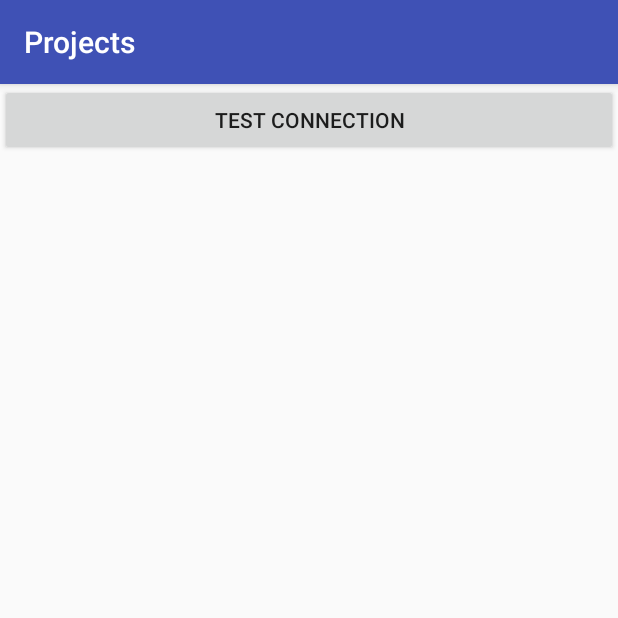
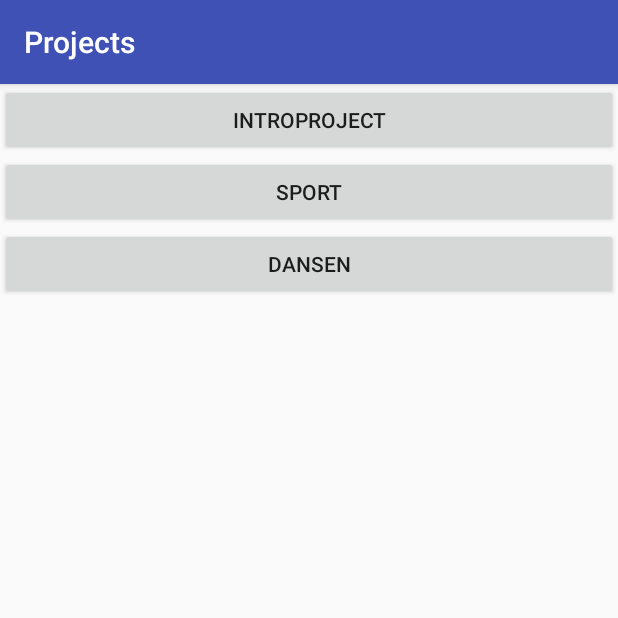
Before and after one commit to Sopwafel/IntroProject_GIT-andriod, an Android app: the screen it shows after launch (MainActivity), on a phone screen of 412 x 824 dp, the top half of it. Run offline under Robolectric (Android 15) with nearby library versions, the phone set to English and light mode, and no system bars.

```diff
--- a/TimeSquaredApp/app/src/main/java/nl/timesquared/timesquaredapp/MainActivity.java
+++ b/TimeSquaredApp/app/src/main/java/nl/timesquared/timesquaredapp/MainActivity.java
@@ -5,6 +5,7 @@ import android.content.DialogInterface;
 import android.content.Intent;
 
 import nl.timesquared.timesquaredapp.Database.getProjects;
+import nl.timesquared.timesquaredapp.Objects.ActivityLink;
 import nl.timesquared.timesquaredapp.Objects.ActivityObject;
 import nl.timesquared.timesquaredapp.Objects.ProjectObject;
 
@@ -15,11 +16,14 @@ import android.os.Bundle;
 import android.support.v7.widget.Toolbar;
 import android.text.InputType;
 import android.util.Log;
+import android.view.Menu;
 import android.view.View;
+import android.view.ViewConfiguration;
 import android.widget.Button;
 import android.widget.EditText;
 import android.widget.LinearLayout;
 
+import java.lang.reflect.Field;
 import java.util.ArrayList;
 import java.util.List;
 import java.util.UUID;
@@ -33,15 +37,14 @@ public class MainActivity extends AppCompatActivity {
     {
         super.onCreate(savedInstanceState);
         setContentView(R.layout.activity_main);
-
 //        putToolbar();
 
         // This makes sure the UserID is accessible
         localPrefs = this.getPreferences(Context.MODE_PRIVATE);
         setUserID("b4e36b26-a1eb-4a11-861d-f7a1374be831");
        // setUserID("d2c1b357-8041-4aef-9b41-da49db7a2aa6");
-
         savedUID = localPrefs.getString("USER_ID", "unknown");
+        addTestProjects();
     }
 //    protected void putToolbar()
 //    {
@@ -58,23 +61,41 @@ public class MainActivity extends AppCompatActivity {
     }
 
     /**
-     * Testmethod that is bound to a button.
-     * @param a
+     * Adds placeholder projects for the demonstration, as we don't have enough time to figure out how to get the server to work
+     * Right now the server returns empty resultSets :(
+     * And there is small time left
      */
-    public void testclick(android.view.View a)
+    public void addTestProjects()
     {
-        ProjectObject test1 = new  ProjectObject("akfdj", "test",1);
-        test1.activityList.add(new ActivityObject("", "UserID: "+savedUID, 1));
-        test1.activityList.add(new ActivityObject("", "Dildo's gooien", 1));
-        test1.activityList.add(new ActivityObject(" ", "Dildo's vreten", 1));
+        ProjectObject test1, test2, test3;
+        test1= new  ProjectObject("1", "IntroProject",1);
+        test1.activityList.add(new ActivityObject("1", "Meeting", android.R.color.white));
+        test1.linkList.add(new ActivityLink("1", "1", true));
+        test1.activityList.add(new ActivityObject("2", "Android app", android.R.color.holo_red_dark));
+        test1.linkList.add(new ActivityLink("1", "2", true));
+        test1.activityList.add(new ActivityObject("3", "AnalyticsForm", android.R.color.black));
+        test1.linkList.add(new ActivityLink("1", "3", true));
 
 
+        test2 = new ProjectObject("2", "Sport",1);
+        test2.activityList.add(new ActivityObject("1", "Kickboksen", 1));
+        test2.linkList.add(new ActivityLink("2", "1", true));
+        test2.activityList.add(new ActivityObject("2", "Fitness", 1));
+        test2.linkList.add(new ActivityLink("2", "2", true));
+        test2.activityList.add(new ActivityObject("3", "Boulderen", 1));
+        test2.linkList.add(new ActivityLink("2", "3", true));
+
+
+        test3 = new ProjectObject("", "Dansen",1);
+
         testList.add(test1);
-        testList.add(new ProjectObject("aaaa", "dildoi2",1));
-        testList.add(new ProjectObject("dkdkdk", "dildo4i",1));
+        testList.add(test2);
+        testList.add(test3);
+
+        drawProjects();
         // TODO: fetch projects from database
-        // The line below is how you execute an AsyncTask. But I don't know yet how to then access it here as the results are in a different thread
-         new getProjects().execute(savedUID);
+        // The line below is how you execute an AsyncTask. But I don't know yet how to then access it here as the results are in a different thread. Also server returns empty results so it's useless for now.
+        // new getProjects().execute(savedUID);
 
         //new JavaQL().execute();
     }
@@ -84,9 +105,9 @@ public class MainActivity extends AppCompatActivity {
      */
     public void startActivityIntent(ProjectObject project)
     {
-        Intent tostart = new Intent(this, new ActivitiesActivity().getClass());
-        tostart.putExtra("project", project);
-        startActivity(tostart);
+        Intent toStart = new Intent(this, new ActivitiesActivity().getClass());
+        toStart.putExtra("project", project);
+        startActivity(toStart);
     }
 
     /**
--- a/TimeSquaredApp/app/src/main/java/nl/timesquared/timesquaredapp/Objects/Entry.java
+++ b/TimeSquaredApp/app/src/main/java/nl/timesquared/timesquaredapp/Objects/Entry.java
@@ -1,12 +1,14 @@
 package nl.timesquared.timesquaredapp.Objects;
 
 import android.graphics.Color;
+
+import java.io.Serializable;
 
 /**
  * Created by Sopwafel on 18-1-2018.
  */
 
-public abstract class Entry {
+public abstract class Entry implements Serializable {
     public int color = Color.WHITE;
     public Entry(int color)
     {
--- a/TimeSquaredApp/app/src/main/java/nl/timesquared/timesquaredapp/Objects/NamedEntry.java
+++ b/TimeSquaredApp/app/src/main/java/nl/timesquared/timesquaredapp/Objects/NamedEntry.java
@@ -12,7 +12,7 @@ import java.util.UUID;
  * Created by Sopwafel on 18-1-2018.
  */
 
-public abstract class NamedEntry extends Entry implements Serializable {
+public abstract class NamedEntry extends Entry {
     private String ID;
     public String getID(){
         return ID;
--- a/TimeSquaredApp/app/src/main/res/layout/activity_main.xml
+++ b/TimeSquaredApp/app/src/main/res/layout/activity_main.xml
@@ -16,10 +16,10 @@
         <!--android:elevation="4dp"-->
         <!--android:theme="@style/ThemeOverlay.AppCompat.ActionBar"-->
         <!--app:popupTheme="@style/ThemeOverlay.AppCompat.Light"/>-->
-    <Button
-        android:layout_width="fill_parent"
-        android:layout_height="wrap_content"
-        android:layout_gravity="center"
-        android:text="@string/TestConnection"
-        android:onClick="testclick"/>
+    <!--<Button-->
+        <!--android:layout_width="fill_parent"-->
+        <!--android:layout_height="wrap_content"-->
+        <!--android:layout_gravity="center"-->
+        <!--android:text="@string/TestConnection"-->
+        <!--android:onClick="testclick"/>-->
 </LinearLayout>
```
Also changed, not shown: TimeSquaredApp/app/src/main/java/nl/timesquared/timesquaredapp/ActivitiesActivity.java (+56 -14 lines), TimeSquaredApp/app/src/main/java/nl/timesquared/timesquaredapp/Database/EventWriter.java (added, +18 -0 lines), TimeSquaredApp/app/src/main/java/nl/timesquared/timesquaredapp/Database/JavaQL.java (+22 -0 lines), TimeSquaredApp/app/src/main/java/nl/timesquared/timesquaredapp/Database/KnopDB.java (added, +40 -0 lines), TimeSquaredApp/app/src/main/java/nl/timesquared/timesquaredapp/Database/Timer.java (added, +27 -0 lines), TimeSquaredApp/app/src/main/java/nl/timesquared/timesquaredapp/Objects/ActivityLink.java (+6 -5 lines), TimeSquaredApp/app/src/main/java/nl/timesquared/timesquaredapp/Objects/InputEvent.java (added, +23 -0 lines), TimeSquaredApp/app/src/main/java/nl/timesquared/timesquaredapp/Objects/ProjectObject.java (+18 -1 lines), TimeSquaredApp/app/src/main/java/nl/timesquared/timesquaredapp/Objects/TimedEvent.java (added, +24 -0 lines), TimeSquaredApp/app/src/main/java/nl/timesquared/timesquaredapp/UserIDDialog.java (deleted, +0 -8 lines), TimeSquaredApp/app/src/main/res/menu/loginbutton.xml (added, +8 -0 lines).
